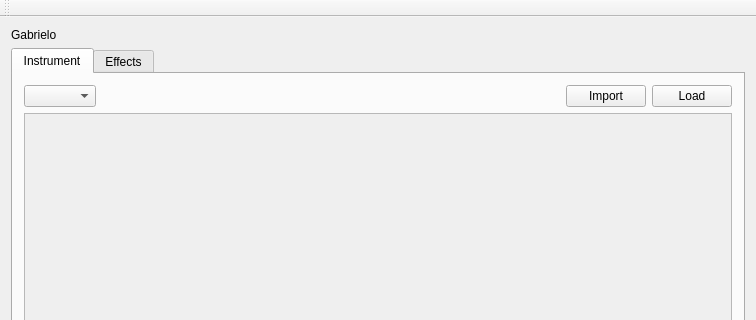
chuckfairy/Orzabal, file src/qt/MainWindow.ui: the form before one commit; both pictures show x 0 to 756 and y 0 to 320 of the 756 by 535 pixel window.
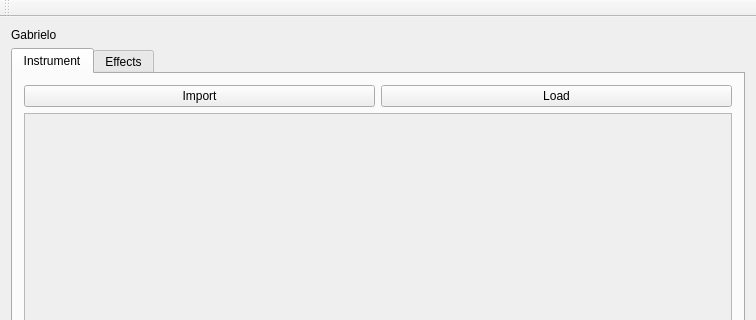
The form after the commit.

```diff
--- a/src/qt/MainWindow.ui
+++ b/src/qt/MainWindow.ui
@@ -49,29 +49,6 @@
        <layout class="QGridLayout" name="gridLayout_4">
         <item row="0" column="0">
          <layout class="QHBoxLayout" name="horizontalLayout_4">
-          <item>
-           <widget class="QComboBox" name="comboBox">
-            <property name="baseSize">
-             <size>
-              <width>0</width>
-              <height>0</height>
-             </size>
-            </property>
-           </widget>
-          </item>
-          <item>
-           <spacer name="horizontalSpacer_2">
-            <property name="orientation">
-             <enum>Qt::Horizontal</enum>
-            </property>
-            <property name="sizeHint" stdset="0">
-             <size>
-              <width>20</width>
-              <height>20</height>
-             </size>
-            </property>
-           </spacer>
-          </item>
           <item>
            <widget class="QPushButton" name="pushButton_3">
             <property name="text">
```
Left out of the diff: 5 changed lines with no effect on the pictures.
